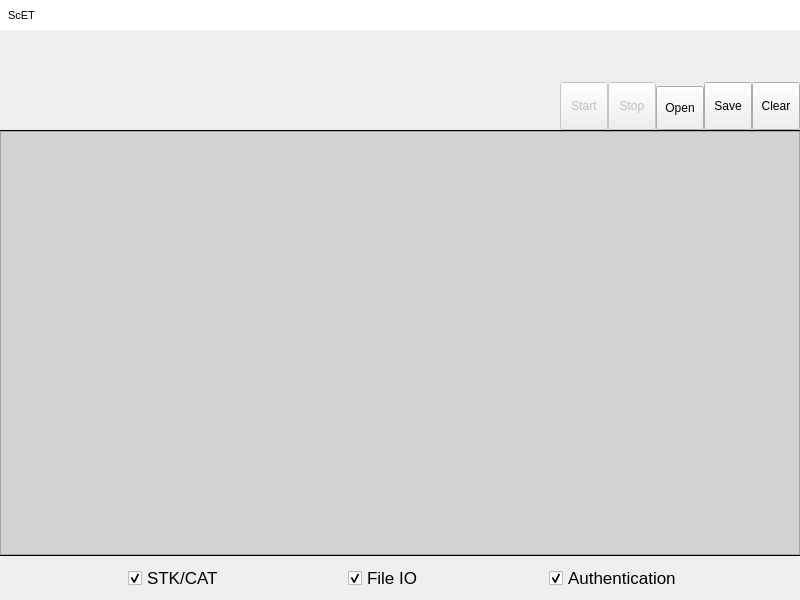
Old version of the form ScET/Windows/MainWindow.ui in the repository mourke/SIM-Card-Emulator-Tool.
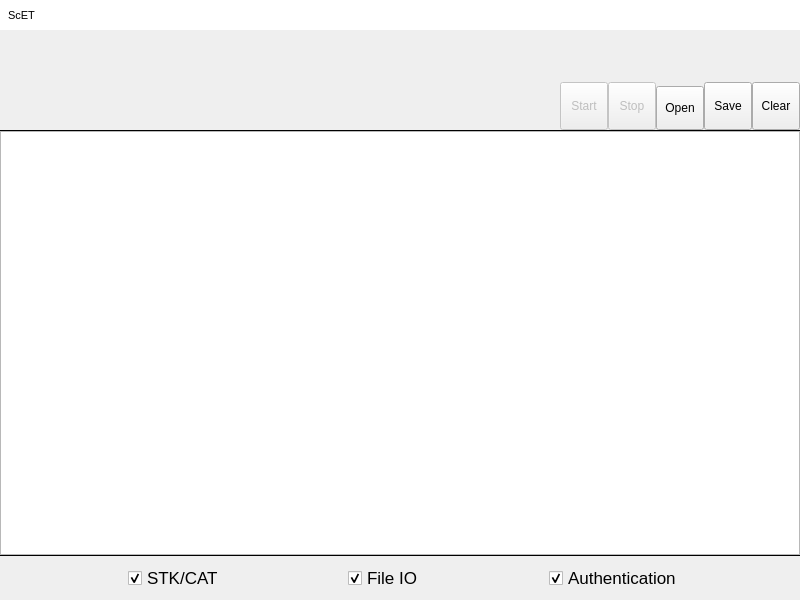
New version of the form. The open tabs and pages were chosen to show the change. Icons and pictures are not drawn. Custom widgets are drawn as their Qt base class.

The edit to the form file:
```diff
--- a/ScET/Windows/MainWindow.ui
+++ b/ScET/Windows/MainWindow.ui
@@ -703,10 +703,8 @@
         </property>
         <item>
          <widget class="QListView" name="listView">
-          <property name="styleSheet">
-           <string notr="true">QListView {
-    background: rgb(211, 211, 211) 
-}</string>
+          <property name="autoFillBackground">
+           <bool>true</bool>
           </property>
           <property name="verticalScrollMode">
            <enum>QAbstractItemView::ScrollPerItem</enum>
```
Left out of the diff: 2 changed lines with no effect on the pictures.
